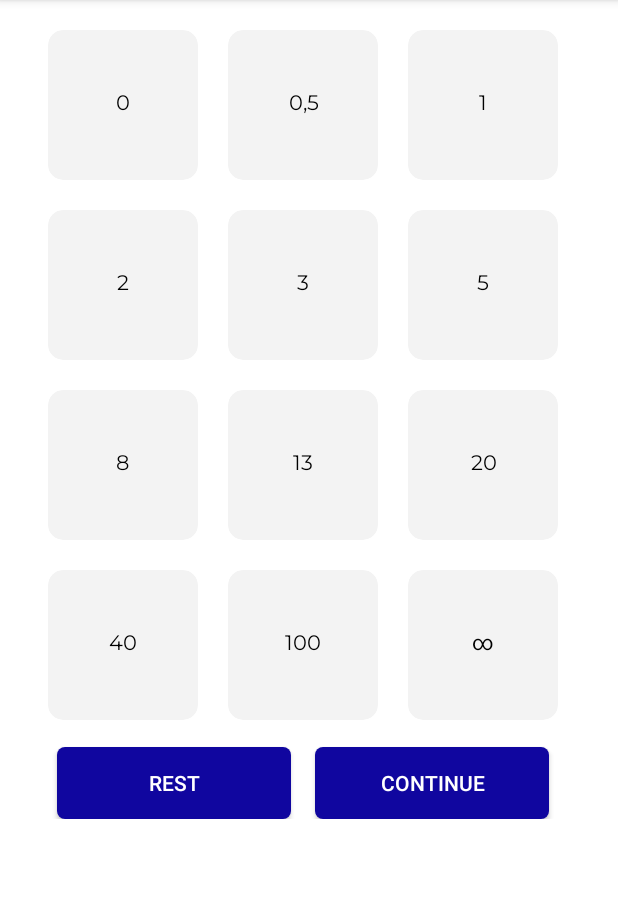
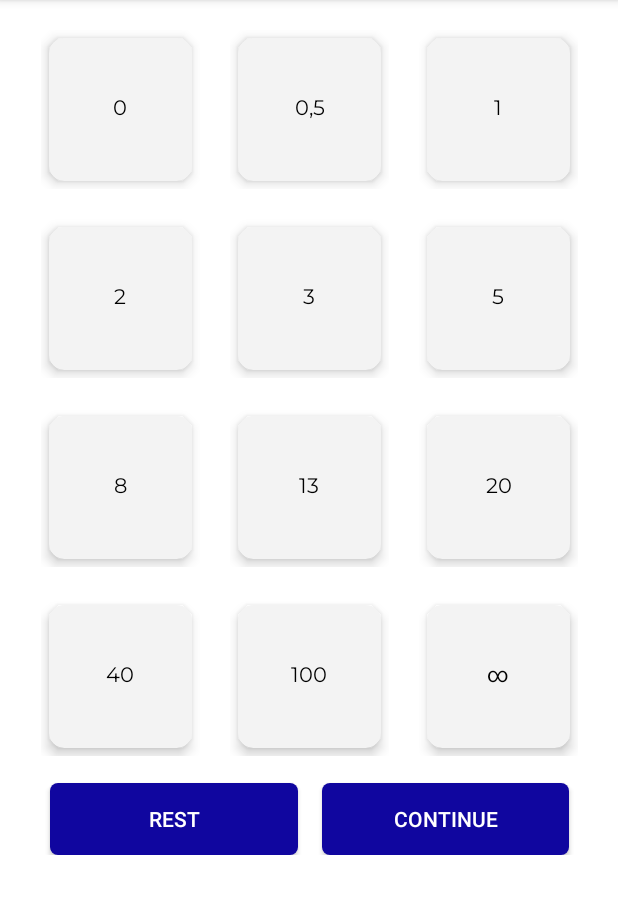
Before and after one commit to antonzuev87/AndroidScrumCards, an Android app: the screen it shows after launch (MainActivity), after a tap on "FIBONACCI", on a phone screen of 412 x 824 dp, the part 84-998 px from its top. Run offline under Robolectric (Android 15) with nearby library versions, the phone set to English and light mode, and no system bars.

Commit message:
Added navigation component

```diff
--- a/app/build.gradle
+++ b/app/build.gradle
@@ -34,4 +34,6 @@ dependencies {
     testImplementation 'junit:junit:4.12'
     androidTestImplementation 'androidx.test:runner:1.1.0'
     androidTestImplementation 'androidx.test.espresso:espresso-core:3.1.0'
+    implementation 'androidx.navigation:navigation-fragment-ktx:2.0.0'
+    implementation 'androidx.navigation:navigation-ui-ktx:2.0.0'
 }
--- a/app/src/main/java/com/autentia/scrumcards/CardListFragment.kt
+++ b/app/src/main/java/com/autentia/scrumcards/CardListFragment.kt
@@ -5,17 +5,12 @@ import android.os.Bundle
 import androidx.fragment.app.Fragment
 import androidx.recyclerview.widget.GridLayoutManager
 import androidx.recyclerview.widget.LinearLayoutManager
-import androidx.recyclerview.widget.RecyclerView
 import android.view.LayoutInflater
 import android.view.View
 import android.view.ViewGroup
-import android.widget.GridLayout
-import android.widget.LinearLayout
 import androidx.constraintlayout.widget.ConstraintLayout
 
-import com.autentia.scrumcards.CardsModel.CardsContent
 import com.autentia.scrumcards.CardsModel.CardsContent.CardItem
-import kotlinx.android.synthetic.main.card_list_fragment.*
 import kotlinx.android.synthetic.main.card_list_fragment.view.*
 
 /**
@@ -28,11 +23,11 @@ class CardListFragment : Fragment() {
     // TODO: Customize parameters
     private var columnCount = 1
 
-    private var columnWidthDp = 140.0f
+    private var columnWidthDp = 155.0f
 
     private var listener: OnListFragmentInteractionListener? = null
 
-    lateinit var cards: ArrayList<CardItem>
+    private var cards: ArrayList<CardItem>? = null
 
     override fun onCreate(savedInstanceState: Bundle?) {
         super.onCreate(savedInstanceState)
@@ -47,6 +42,9 @@ class CardListFragment : Fragment() {
     ): View? {
         val view = inflater.inflate(R.layout.card_list_fragment, container, false)
 
+        cards = this.arguments?.getParcelableArrayList("cards")
+
+        cards?.let {
             // Set the adapter
             if (view is ConstraintLayout) {
                 with(view.list) {
@@ -54,16 +52,19 @@ class CardListFragment : Fragment() {
                         columnCount <= 1 -> LinearLayoutManager(context)
                         else -> GridLayoutManager(context, columnCount)
                     }
-                adapter = MyItemRecyclerViewAdapter(cards, listener)
+                    adapter = CardListRecyclerViewAdapter(it, listener)
+
                 }
             }
+        }
+
 
         if (view.list.layoutManager is GridLayoutManager) {
             var gridLayoutManager = view.list.layoutManager as GridLayoutManager
             gridLayoutManager.spanSizeLookup = object : GridLayoutManager.SpanSizeLookup() {
                 override fun getSpanSize(position: Int): Int {
                     return when (view.list.adapter?.getItemViewType(position)) {
-                        MyItemRecyclerViewAdapter.footerView -> columnCount
+                        CardListRecyclerViewAdapter.footerView -> columnCount
                         else -> 1
                     }
                 }
--- a/app/src/main/java/com/autentia/scrumcards/MyItemRecyclerViewAdapter.kt
+++ b/app/src/main/java/com/autentia/scrumcards/CardListRecyclerViewAdapter.kt
@@ -1,23 +1,30 @@
 package com.autentia.scrumcards
 
+import android.os.Bundle
 import androidx.recyclerview.widget.RecyclerView
 import android.view.LayoutInflater
 import android.view.View
 import android.view.ViewGroup
+import android.widget.Button
 import android.widget.TextView
+import androidx.lifecycle.ViewModelProviders
+import androidx.navigation.findNavController
 
 
 import com.autentia.scrumcards.CardListFragment.OnListFragmentInteractionListener
+import com.autentia.scrumcards.CardsModel.CardsContent
 import com.autentia.scrumcards.CardsModel.CardsContent.CardItem
+import kotlinx.android.synthetic.main.card.view.*
+import kotlinx.android.synthetic.main.card_list_footer.view.*
 
-import kotlinx.android.synthetic.main.card.view.*
+
 
 /**
  * [RecyclerView.Adapter] that can display a [CardItem] and makes a call to the
  * specified [OnListFragmentInteractionListener].
  * TODO: Replace the implementation with code for your data type.
  */
-class MyItemRecyclerViewAdapter(
+class CardListRecyclerViewAdapter(
     private val mValues: List<CardItem>,
     private val mListener: OnListFragmentInteractionListener?
 ) : RecyclerView.Adapter<RecyclerView.ViewHolder>() {
@@ -90,9 +97,19 @@ class MyItemRecyclerViewAdapter(
     }
 
     inner class FooterViewHolder(val mView: View) : RecyclerView.ViewHolder(mView) {
+        val continueButton: Button = mView.continueButton
+        val restButton: Button = mView.restButton
 
-        //val mIdView: TextView = mView.item_number
-
+        init {
+            continueButton.setOnClickListener {
+                val continueButtonItem = CardsContent.continueButtonItem
+                mListener?.onListFragmentInteraction(continueButtonItem)
+            }
+            restButton.setOnClickListener {
+                val restButtonItem = CardsContent.restButtonItem
+                mListener?.onListFragmentInteraction(restButtonItem)
+            }
+        }
     }
 
     companion object {
--- a/app/src/main/java/com/autentia/scrumcards/CardViewFragment.kt
+++ b/app/src/main/java/com/autentia/scrumcards/CardViewFragment.kt
@@ -33,6 +33,8 @@ class CardViewFragment : Fragment() {
             val resourceName = when(it) {
                 "0,5" -> "card_half"
                 "∞" -> "card_infinity"
+                "card_rest" -> "card_rest"
+                "card_too_much" -> "card_too_much"
                 else -> "card_" + it?.toLowerCase()
             }
             val id = this.resources.getIdentifier(resourceName, "drawable", this.activity?.packageName)
--- a/app/src/main/java/com/autentia/scrumcards/CardsModel/CardsContent.kt
+++ b/app/src/main/java/com/autentia/scrumcards/CardsModel/CardsContent.kt
@@ -1,5 +1,8 @@
 package com.autentia.scrumcards.CardsModel
 
+import android.os.Parcel
+import android.os.Parcelable
+import kotlinx.android.parcel.Parcelize
 import java.util.ArrayList
 
 /**
@@ -35,10 +38,14 @@ object CardsContent {
                                                 CardItem("7", imageName = "XXL"),
                                                 CardItem("8", imageName = "∞"))
 
+    val continueButtonItem = CardItem("1", imageName = "card_too_much")
+    val restButtonItem = CardItem("1", imageName = "card_rest")
+
     /**
      * A dummy item representing a piece of content.
      */
-    data class CardItem(val id: String, val bottomText: String = "", val imageName: String) {
+    @Parcelize
+    data class CardItem(val id: String, val bottomText: String = "", val imageName: String): Parcelable {
         override fun toString(): String = bottomText
     }
 }
--- a/app/src/main/java/com/autentia/scrumcards/MainActivity.kt
+++ b/app/src/main/java/com/autentia/scrumcards/MainActivity.kt
@@ -6,6 +6,7 @@ import android.view.Menu
 import android.view.MenuItem
 import androidx.appcompat.app.AppCompatActivity
 import androidx.lifecycle.ViewModelProviders
+import androidx.navigation.findNavController
 import com.autentia.scrumcards.CardsModel.CardsContent
 import kotlinx.android.synthetic.main.activity_main.*
 
@@ -21,17 +22,18 @@ class MainActivity : AppCompatActivity(), CardListFragment.OnListFragmentInterac
     override fun onListFragmentInteraction(item: CardsContent.CardItem?) {
         val viewModel = ViewModelProviders.of(this).get(CardViewFragmentViewModel::class.java)
         viewModel.imageName.postValue(item?.imageName)
+        findNavController(R.id.navHostFragment).navigate(R.id.action_cardListFragment_to_cardViewFragment)
 
-        val transaction = this.supportFragmentManager?.beginTransaction()?.apply {
-            // Replace whatever is in the fragment_container view with this fragment,
-            // and add the transaction to the back stack so the user can navigate back
-            setCustomAnimations(0, R.anim.right_to_left_out_animation, 0, R.anim.left_to_right_animation)
-            val cardViewFragment = CardViewFragment()
-            replace(R.id.fragment, cardViewFragment)
-            addToBackStack(null)
-        }
-        // Commit the transaction
-        transaction?.commit()
+//        val transaction = this.supportFragmentManager?.beginTransaction()?.apply {
+//            // Replace whatever is in the fragment_container view with this fragment,
+//            // and add the transaction to the back stack so the user can navigate back
+//            setCustomAnimations(0, R.anim.right_to_left_out_animation, 0, R.anim.left_to_right_animation)
+//            val cardViewFragment = CardViewFragment()
+//            replace(R.id.fragment, cardViewFragment)
+//            addToBackStack(null)
+//        }
+//        // Commit the transaction
+//        transaction?.commit()
     }
 
     override fun onCreate(savedInstanceState: Bundle?) {
--- a/app/src/main/java/com/autentia/scrumcards/MainQuestionFragment.kt
+++ b/app/src/main/java/com/autentia/scrumcards/MainQuestionFragment.kt
@@ -8,6 +8,7 @@ import androidx.fragment.app.Fragment
 import android.view.LayoutInflater
 import android.view.View
 import android.view.ViewGroup
+import androidx.navigation.findNavController
 import com.autentia.scrumcards.CardsModel.CardsContent
 import kotlinx.android.synthetic.main.fragment_main_question.view.*
 
@@ -47,31 +48,38 @@ class MainQuestionFragment : Fragment() {
         // Inflate the layout for this fragment
         val view = inflater.inflate(R.layout.fragment_main_question, container, false)
         view.fibonacciButton.setOnClickListener {
-            val transaction = this.activity?.supportFragmentManager?.beginTransaction()?.apply {
-                // Replace whatever is in the fragment_container view with this fragment,
-                // and add the transaction to the back stack so the user can navigate back
-                setCustomAnimations(R.anim.right_to_left_animation, R.anim.left_to_right_animation, 0, R.anim.left_to_right_animation)
-                val fibonacciListFragment = CardListFragment()
-                fibonacciListFragment.cards = CardsContent.fibonacciItems
-                replace(R.id.fragment, fibonacciListFragment)
-                addToBackStack(null)
-            }
-            // Commit the transaction
-            transaction?.commit()
+            var bundle = Bundle()
+            bundle.putParcelableArrayList("cards", CardsContent.fibonacciItems)
+            it.findNavController().navigate(R.id.action_mainQuestionFragment_to_cardListFragment, bundle)
+
+//            val transaction = this.activity?.supportFragmentManager?.beginTransaction()?.apply {
+//                // Replace whatever is in the fragment_container view with this fragment,
+//                // and add the transaction to the back stack so the user can navigate back
+//                setCustomAnimations(R.anim.right_to_left_animation, R.anim.left_to_right_animation, 0, R.anim.left_to_right_animation)
+//                val fibonacciListFragment = CardListFragment()
+//                fibonacciListFragment.cards = CardsContent.fibonacciItems
+//                replace(R.id.fragment, fibonacciListFragment)
+//                addToBackStack(null)
+//            }
+//            // Commit the transaction
+//            transaction?.commit()
         }
 
         view.tShirtButtonSizes.setOnClickListener {
-            val transaction = this.activity?.supportFragmentManager?.beginTransaction()?.apply {
-                // Replace whatever is in the fragment_container view with this fragment,
-                // and add the transaction to the back stack so the user can navigate back
-                setCustomAnimations(R.anim.right_to_left_animation, R.anim.left_to_right_animation, 0, R.anim.left_to_right_animation)
-                val fibonacciListFragment = CardListFragment()
-                fibonacciListFragment.cards = CardsContent.TShirtSizesItems
-                replace(R.id.fragment, fibonacciListFragment)
-                addToBackStack(null)
-            }
-            // Commit the transaction
-            transaction?.commit()
+            var bundle = Bundle()
+            bundle.putParcelableArrayList("cards", CardsContent.TShirtSizesItems)
+            it.findNavController().navigate(R.id.action_mainQuestionFragment_to_cardListFragment, bundle)
+//            val transaction = this.activity?.supportFragmentManager?.beginTransaction()?.apply {
+//                // Replace whatever is in the fragment_container view with this fragment,
+//                // and add the transaction to the back stack so the user can navigate back
+//                setCustomAnimations(R.anim.right_to_left_animation, R.anim.left_to_right_animation, 0, R.anim.left_to_right_animation)
+//                val fibonacciListFragment = CardListFragment()
+//                fibonacciListFragment.cards = CardsContent.TShirtSizesItems
+//                replace(R.id.fragment, fibonacciListFragment)
+//                addToBackStack(null)
+//            }
+//            // Commit the transaction
+//            transaction?.commit()
         }
         return view
 
--- /dev/null
+++ b/app/src/main/res/anim/out_left_to_right_animation.xml
@@ -0,0 +1,6 @@
+<set xmlns:android="http://schemas.android.com/apk/res/android"
+     android:shareInterpolator="false">
+    <translate android:fromXDelta="-100%" android:toXDelta="0%"
+               android:fromYDelta="0%" android:toYDelta="0%"
+               android:duration="500"/>
+</set>
--- a/app/src/main/res/drawable/card_view_list_background.xml
+++ b/app/src/main/res/drawable/card_view_list_background.xml
@@ -1,5 +1,8 @@
 <?xml version="1.0" encoding="UTF-8"?>
 <shape xmlns:android="http://schemas.android.com/apk/res/android">
-    <solid android:color="@android:color/white" />
-    <stroke android:width="10dp" android:color="@android:color/black" />
+    <solid android:color="#808080"/>
+    <stroke android:width="3dp" android:color="#B1BCBE" />
+    <corners android:radius="20dp"/>
+    <padding android:left="0dp" android:top="0dp"
+        android:right="0dp" android:bottom="0dp" />
 </shape>
--- a/app/src/main/res/layout/card.xml
+++ b/app/src/main/res/layout/card.xml
@@ -9,19 +9,21 @@
     android:orientation="horizontal"
     android:padding="10dp">
 
-    <androidx.cardview.widget.CardView
+    <com.google.android.material.card.MaterialCardView
         android:id="@+id/cardView"
-        android:layout_width="100dp"
-        android:layout_height="100dp"
+        android:layout_width="95dp"
+        android:layout_height="95dp"
+        android:layout_margin="5dp"
         android:clickable="false"
         android:padding="15dp"
         app:cardBackgroundColor="@color/cardBackground"
         app:cardCornerRadius="10dp"
-        app:cardElevation="0dp"
+        app:cardElevation="5dp"
         app:layout_constraintBottom_toBottomOf="parent"
         app:layout_constraintEnd_toEndOf="parent"
         app:layout_constraintStart_toStartOf="parent"
-        app:layout_constraintTop_toTopOf="parent">
+        app:layout_constraintTop_toTopOf="parent"
+        app:strokeColor="@android:color/black">
 
         <TextView
             android:id="@+id/cardName"
@@ -34,5 +36,5 @@
             android:text="TextView"
             android:textAlignment="center"
             android:textColor="@android:color/black" />
-    </androidx.cardview.widget.CardView>
+    </com.google.android.material.card.MaterialCardView>
 </androidx.constraintlayout.widget.ConstraintLayout>
--- a/app/src/main/res/layout/card_list_footer.xml
+++ b/app/src/main/res/layout/card_list_footer.xml
@@ -2,7 +2,7 @@
 <androidx.constraintlayout.widget.ConstraintLayout xmlns:android="http://schemas.android.com/apk/res/android"
     xmlns:app="http://schemas.android.com/apk/res-auto"
     xmlns:tools="http://schemas.android.com/tools"
-    android:id="@+id/linearLayout2"
+    android:id="@+id/footerLayout"
     android:layout_width="match_parent"
     android:layout_height="wrap_content">
 
--- a/app/src/main/res/layout/card_list_fragment.xml
+++ b/app/src/main/res/layout/card_list_fragment.xml
@@ -4,7 +4,8 @@
     xmlns:tools="http://schemas.android.com/tools"
     android:id="@+id/list_layout"
     android:layout_width="match_parent"
-    android:layout_height="match_parent">
+    android:layout_height="match_parent"
+    android:background="@android:color/white">
 
     <androidx.recyclerview.widget.RecyclerView
         android:id="@+id/list"
--- a/app/src/main/res/layout/content_main.xml
+++ b/app/src/main/res/layout/content_main.xml
@@ -9,11 +9,10 @@
         tools:showIn="@layout/activity_main"
         tools:context=".MainActivity" android:background="@android:color/background_light">
     <fragment
-            android:layout_width="0dp"
-            android:layout_height="0dp" android:name="com.autentia.scrumcards.MainQuestionFragment"
-            android:id="@+id/fragment" app:layout_constraintStart_toStartOf="parent"
-            app:layout_constraintTop_toTopOf="parent" android:layout_marginEnd="8dp"
-            app:layout_constraintEnd_toEndOf="parent"
-            android:layout_marginBottom="8dp" app:layout_constraintBottom_toBottomOf="parent"
-            app:layout_constraintVertical_bias="0.45"/>
+        android:id="@+id/navHostFragment"
+        android:name="androidx.navigation.fragment.NavHostFragment"
+        android:layout_width="match_parent"
+        android:layout_height="match_parent"
+        app:defaultNavHost="true"
+        app:navGraph="@navigation/navigation"></fragment>
 </androidx.constraintlayout.widget.ConstraintLayout>
--- /dev/null
+++ b/app/src/main/res/navigation/navigation.xml
@@ -0,0 +1,37 @@
+<?xml version="1.0" encoding="utf-8"?>
+<navigation xmlns:android="http://schemas.android.com/apk/res/android"
+    xmlns:app="http://schemas.android.com/apk/res-auto"
+    xmlns:tools="http://schemas.android.com/tools"
+    android:id="@+id/navigation"
+    app:startDestination="@id/mainQuestionFragment">
+
+    <fragment
+        android:id="@+id/cardListFragment"
+        android:name="com.autentia.scrumcards.CardListFragment"
+        android:label="CardListFragment" >
+        <action
+            android:id="@+id/action_cardListFragment_to_cardViewFragment"
+            app:destination="@id/cardViewFragment"
+            app:exitAnim="@anim/right_to_left_out_animation"
+            app:popExitAnim="@anim/left_to_right_animation" />
+    </fragment>
+    <fragment
+        android:id="@+id/cardViewFragment"
+        android:name="com.autentia.scrumcards.CardViewFragment"
+        android:label="card_view_fragment"
+        tools:layout="@layout/card_view_fragment" />
+    <fragment
+        android:id="@+id/mainQuestionFragment"
+        android:name="com.autentia.scrumcards.MainQuestionFragment"
+        android:label="fragment_main_question"
+        tools:layout="@layout/fragment_main_question" >
+        <action
+            android:id="@+id/action_mainQuestionFragment_to_cardListFragment"
+            app:destination="@id/cardListFragment"
+            app:enterAnim="@anim/right_to_left_animation"
+            app:popEnterAnim="@anim/out_left_to_right_animation" />
+        <argument
+            android:name="cards"
+            app:argType="com.autentia.scrumcards.CardsModel.CardsContent$CardItem[]" />
+    </fragment>
+</navigation>
```
Lines whose indentation alone changed are shown as unchanged.
